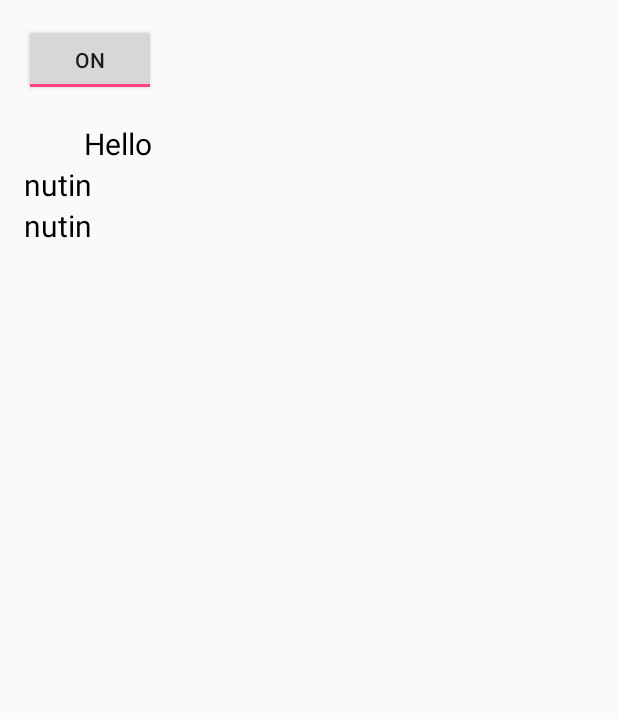
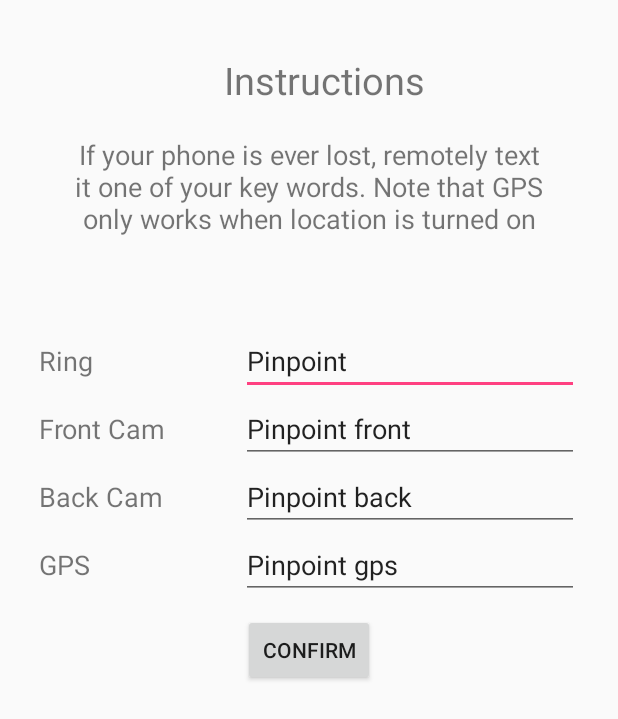
Before and after one commit to wtedw/PinpointV2, an Android app: the screen it shows after launch (MainActivity), on a phone screen of 412 x 824 dp. Shown: the top 719 px of the screen. Run offline under Robolectric (Android 15) with nearby library versions, the phone set to English and light mode, and no system bars.

Commit message:
UI changes, added adjustable key words

```diff
--- a/app/src/main/java/net/tedwong/ping/MainActivity.java
+++ b/app/src/main/java/net/tedwong/ping/MainActivity.java
@@ -4,6 +4,7 @@ import android.Manifest;
 import android.app.Activity;
 import android.content.Context;
 import android.content.Intent;
+import android.content.SharedPreferences;
 import android.content.pm.PackageManager;
 import android.location.Location;
 import android.location.LocationListener;
@@ -19,16 +20,21 @@ import android.support.v4.app.ActivityCompat;
 import android.support.v4.content.ContextCompat;
 import android.util.Log;
 import android.view.MotionEvent;
+import android.view.View;
+import android.widget.Button;
 import android.widget.CompoundButton;
+import android.widget.EditText;
 import android.widget.TextView;
 import android.widget.Toast;
 import android.widget.ToggleButton;
 
 public class MainActivity extends Activity {
-    TextView hello;
-    TextView address;
-    TextView message;
-    ToggleButton toggleButton;
+    EditText ring;
+    EditText front;
+    EditText back;
+    EditText gps;
+    Button confirm;
+
     boolean permissionGranted;
     final String[] PERMISSIONS = new String[]{Manifest.permission.READ_SMS,
             Manifest.permission.RECEIVE_SMS,
@@ -40,33 +46,45 @@ public class MainActivity extends Activity {
             Manifest.permission.WRITE_EXTERNAL_STORAGE,
             Manifest.permission.SYSTEM_ALERT_WINDOW};
     final int PERMISSIONS_CODE = 0;
-    boolean enable = true;
+    int OVERLAY_PERMISSION_REQ_CODE = 1234;
 
-    public static int OVERLAY_PERMISSION_REQ_CODE = 1234;
+    SharedPreferences settings;
+    SharedPreferences.Editor editor;
+    public static final String KEYS_PREF = "KEYS";        // Just the name of the file to save key words
 
     public void onCreate(final Bundle savedInstanceState) {
         super.onCreate(savedInstanceState);
         setContentView(R.layout.activity_main);
-        requestOverlay();
-        hello = (TextView) findViewById(R.id.hello);
-        message = (TextView) findViewById(R.id.message);
-        address = (TextView) findViewById(R.id.address);
-        toggleButton = (ToggleButton) findViewById(R.id.toggleButton);
-        toggleButton.setOnCheckedChangeListener(new CompoundButton.OnCheckedChangeListener() {
-            public void onCheckedChanged(CompoundButton buttonView, boolean isChecked) {
-                if (isChecked) {
-                    // The toggle is enabled
-                    enable = true;
-                    Toast.makeText(getBaseContext(), "Enabled", Toast.LENGTH_LONG).show();
-                } else {
-                    // The toggle is disabled
-                    enable = false;
-                    Toast.makeText(getBaseContext(), "Disabled", Toast.LENGTH_LONG).show();
-                }
+
+        // Init SharedPreferences
+        settings = getApplicationContext().getSharedPreferences(KEYS_PREF, 0);
+        editor = settings.edit();
+
+        ring = (EditText) findViewById(R.id.etRing);
+        front = (EditText) findViewById(R.id.etFront);
+        back = (EditText) findViewById(R.id.etBack);
+        gps = (EditText) findViewById(R.id.etGPS);
+        confirm = (Button) findViewById(R.id.confirm);
+        confirm.setOnClickListener(new View.OnClickListener() {
+            public void onClick(View v) {
+                editor.putString("ring", ring.getText().toString());
+                editor.putString("front", front.getText().toString());
+                editor.putString("back", back.getText().toString());
+                editor.putString("gps", gps.getText().toString());
+                editor.apply();
+                Toast.makeText(getApplicationContext(), "Key words saved", Toast.LENGTH_LONG).show();
             }
         });
+
+        ring.setText(settings.getString("ring", "Pinpoint"));
+        front.setText(settings.getString("front", "Pinpoint front"));
+        back.setText(settings.getString("back", "Pinpoint back"));
+        gps.setText(settings.getString("gps", "Pinpoint gps"));
+
+
+        // Request Permissions
         permissionGranted = hasPermissions(this, PERMISSIONS);
-
+        requestOverlay();   // For some reason, Android 22+ requires requesting this in a different fashion
         if (!hasPermissions(this, PERMISSIONS)) {
             Toast.makeText(getBaseContext(), "Permissions need to be granted", Toast.LENGTH_LONG).show();
             ActivityCompat.requestPermissions(this, PERMISSIONS, PERMISSIONS_CODE);
@@ -98,7 +116,7 @@ public class MainActivity extends Activity {
 
                     // permission was granted, yay! Do the
                     // contacts-related task you need to do.
-                    Toast.makeText(getBaseContext(), "You have accepted all permissions granted", Toast.LENGTH_LONG).show();
+                    Toast.makeText(getBaseContext(), "You have accepted all permissions", Toast.LENGTH_LONG).show();
                     permissionGranted = true;
 
                 } else {
@@ -132,8 +150,10 @@ public class MainActivity extends Activity {
             if (!Settings.canDrawOverlays(this)) {
                 // SYSTEM_ALERT_WINDOW permission not granted...
                 Toast.makeText(getBaseContext(), "Not granted", Toast.LENGTH_LONG).show();
+                requestOverlay();
+            } else {
+                Toast.makeText(getBaseContext(), "granted", Toast.LENGTH_LONG).show();
             }
-            Toast.makeText(getBaseContext(), "granted", Toast.LENGTH_LONG).show();
         }
     }
 
--- a/app/src/main/java/net/tedwong/ping/SMSReceiver.java
+++ b/app/src/main/java/net/tedwong/ping/SMSReceiver.java
@@ -8,6 +8,7 @@ import java.util.StringTokenizer;
 import android.content.BroadcastReceiver;
 import android.content.Context;
 import android.content.Intent;
+import android.content.SharedPreferences;
 import android.location.Location;
 import android.net.Uri;
 import android.os.Build;
@@ -20,43 +21,47 @@ public class SMSReceiver extends BroadcastReceiver {
 
     public void onReceive(Context context, Intent intent) {
         Bundle myBundle = intent.getExtras();
-        SmsMessage [] messages = null;
+        SmsMessage[] messages = null;
         String address = "";
         String strMessage = "";
         if (myBundle != null) {
-            Object [] pdus = (Object[]) myBundle.get("pdus");
+            Object[] pdus = (Object[]) myBundle.get("pdus");
             messages = new SmsMessage[pdus.length];
             for (int i = 0; i < messages.length; i++) {
                 if (Build.VERSION.SDK_INT >= Build.VERSION_CODES.M) {
                     String format = myBundle.getString("format");
                     messages[i] = SmsMessage.createFromPdu((byte[]) pdus[i], format);
-                }
-                else {
+                } else {
                     messages[i] = SmsMessage.createFromPdu((byte[]) pdus[i]);
                 }
                 address = messages[i].getOriginatingAddress();
                 strMessage += messages[i].getMessageBody();
             }
 
-            if (strMessage.equals("Pinpoint")) {
+            checkMessage(context, address, strMessage);
+        }
+    }
+
+    private void checkMessage(Context context, String address, String strMessage) {
+        SharedPreferences keyWords = context.getSharedPreferences(MainActivity.KEYS_PREF, 0);
+
+        if (strMessage.equals(keyWords.getString("ring", "Pinpoint"))) {
             Intent i = new Intent(context, Stop.class);
             i.setFlags(Intent.FLAG_ACTIVITY_NEW_TASK);
             context.startActivity(i);
         }
-            if (strMessage.equals("Pinpoint GPS")) {
+        if (strMessage.equals(keyWords.getString("front", "Pinpoint front"))) {
+            PhotoTakingService.instance(context).takeFrontPhoto(address);
+        }
+        if (strMessage.equals(keyWords.getString("back", "Pinpoint back"))) {
+            PhotoTakingService.instance(context).takeBackPhoto(address);
+        }
+        if (strMessage.equals(keyWords.getString("gps", "Pinpoint gps"))) {
             if (!getGPS(context, address)) {
                 sendSMS(address, "GPS and Network not detected");
             } else {
                 // It has sent GPS coords
             }
-            }
-            if (strMessage.equals("Pinpoint Cam")) {
-                PhotoTakingService.instance(context).takeBackPhoto(address);
-            }
-            if (strMessage.equals("Pinpoint Selfie")) {
-                PhotoTakingService.instance(context).takeFrontPhoto(address);
-            }
-
         }
     }
 
--- a/app/src/main/res/layout/activity_main.xml
+++ b/app/src/main/res/layout/activity_main.xml
@@ -7,39 +7,151 @@
     android:paddingBottom="@dimen/activity_vertical_margin"
     android:paddingLeft="@dimen/activity_horizontal_margin"
     android:paddingRight="@dimen/activity_horizontal_margin"
-    android:paddingTop="@dimen/activity_vertical_margin" >
+    android:paddingTop="@dimen/activity_vertical_margin"
+    android:weightSum="1">
 
-    <ToggleButton
-        android:id="@+id/toggleButton"
+    <LinearLayout
+        android:orientation="vertical"
+        android:layout_width="match_parent"
+        android:layout_height="wrap_content">
+
+        <TextView
+            android:layout_width="match_parent"
+            android:layout_height="wrap_content"
+            android:id="@+id/editText"
+            android:layout_gravity="center_horizontal"
+            android:text="Instructions"
+            android:textAlignment="center"
+            android:textSize="25dp"
+            android:paddingEnd="0dp"
+            android:padding="20dp" />
+
+        <TextView
+            android:layout_width="match_parent"
+            android:layout_height="wrap_content"
+            android:inputType="textMultiLine"
+            android:ems="10"
+            android:id="@+id/editText2"
+            android:text="If your phone is ever lost, remotely text it one of your key words. Note that GPS only works when location is turned on"
+            android:textSize="18dp"
+            android:textAlignment="center"
+            android:paddingEnd="30dp"
+            android:paddingStart="30dp" />
+    </LinearLayout>
+
+    <LinearLayout
+        android:layout_width="fill_parent"
+        android:layout_height="50dp" >
+    </LinearLayout>
+
+    <LinearLayout
+        android:layout_width="match_parent"
+        android:layout_height="wrap_content"
+        android:layout_margin="10dp"
+        android:orientation="vertical" >
+
+        <LinearLayout
+            android:layout_width="fill_parent"
+            android:layout_height="wrap_content"
+            android:layout_weight="2"
+            android:orientation="horizontal" >
+
+            <TextView
+                android:id="@+id/tvRing"
+                android:layout_width="0dp"
+                android:layout_height="wrap_content"
+                android:layout_weight=".75"
+                android:text="Ring"
+                android:textSize="18dp" />
+
+            <EditText
+                android:id="@+id/etRing"
+                android:layout_width="0dp"
+                android:layout_height="wrap_content"
+                android:layout_weight="1.25"
+                android:text="Pinpoint "
+                android:maxLines="1"
+                android:inputType="textEmailSubject" />
+        </LinearLayout>
+
+        <LinearLayout
+            android:layout_width="fill_parent"
+            android:layout_height="wrap_content"
+            android:layout_weight="2"
+            android:orientation="horizontal" >
+
+            <TextView
+                android:id="@+id/tvFront"
+                android:layout_width="0dp"
+                android:layout_height="wrap_content"
+                android:layout_weight=".75"
+                android:text="Front Cam"
+                android:textSize="18dp" />
+
+            <EditText
+                android:id="@+id/etFront"
+                android:layout_width="0dp"
+                android:layout_height="wrap_content"
+                android:layout_weight="1.25"
+                android:text="Pinpoint front"
+                android:maxLines="1"
+                android:inputType="textEmailSubject" />
+        </LinearLayout>
+
+        <LinearLayout
+            android:layout_width="fill_parent"
+            android:layout_height="wrap_content"
+            android:layout_weight="2"
+            android:orientation="horizontal" >
+
+            <TextView
+                android:id="@+id/tvBack"
+                android:layout_width="0dp"
+                android:layout_height="wrap_content"
+                android:layout_weight=".75"
+                android:text="Back Cam"
+                android:textSize="18dp" />
+
+            <EditText
+                android:id="@+id/etBack"
+                android:layout_width="0dp"
+                android:layout_height="wrap_content"
+                android:layout_weight="1.25"
+                android:text="Pinpoint back"
+                android:maxLines="1"
+                android:inputType="textEmailSubject" />
+        </LinearLayout>
+
+        <LinearLayout
+            android:layout_width="fill_parent"
+            android:layout_height="wrap_content"
+            android:layout_weight="2"
+            android:orientation="horizontal" >
+
+            <TextView
+                android:id="@+id/tvGPS"
+                android:layout_width="0dp"
+                android:layout_height="wrap_content"
+                android:layout_weight=".75"
+                android:text="GPS"
+                android:textSize="18dp" />
+
+            <EditText
+                android:id="@+id/etGPS"
+                android:layout_width="0dp"
+                android:layout_height="wrap_content"
+                android:layout_weight="1.25"
+                android:text="Pinpoint gps"
+                android:maxLines="1"
+                android:inputType="textEmailSubject" />
+        </LinearLayout>
+
+    </LinearLayout>
+
+    <Button
         android:layout_width="wrap_content"
         android:layout_height="wrap_content"
-        android:textOn="ON"
-        android:textOff="OFF"
-        android:checked="true" />
-    <TextView
-        android:id="@+id/hello"
-        android:layout_width="wrap_content"
-        android:layout_height="wrap_content"
-        android:layout_marginLeft="40dp"
-        android:layout_marginTop="18dp"
-        android:text="Hello"
-        android:textColor="#000000"
-        android:textSize="20sp" />
-
-    <TextView
-        android:id="@+id/address"
-        android:layout_width="wrap_content"
-        android:layout_height="wrap_content"
-        android:text="nutin"
-        android:textColor="#000000"
-        android:textSize="20sp" />
-
-    <TextView
-        android:id="@+id/message"
-        android:layout_width="wrap_content"
-        android:layout_height="wrap_content"
-        android:text="nutin"
-        android:textColor="#000000"
-        android:textSize="20sp" />
-
+        android:text="CONFIRM"
+        android:id="@+id/confirm"
+        android:layout_gravity="center_horizontal" />
 </LinearLayout>
```
Lines whose indentation alone changed are shown as unchanged.
